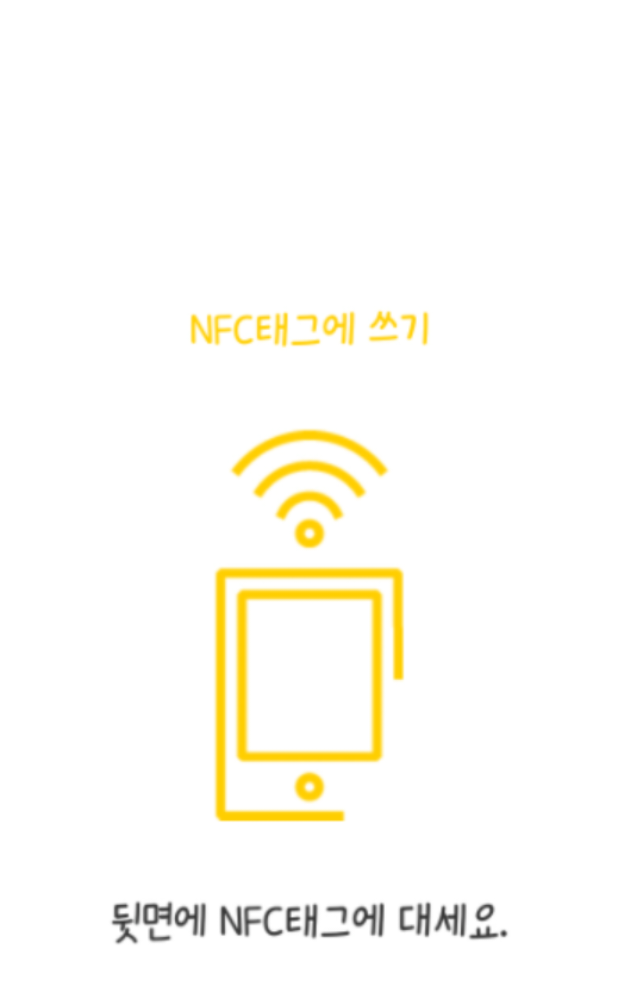
After one commit to happinessbbin/petPlayground, an Android app: the layout activity_nfc.xml on its own in the app's theme, with its tools: preview values and no code run, on a phone screen of 412 x 824 dp. The commit adds this screen. Shown: the top 984 px of the screen. Run offline under Robolectric (Android 15) with nearby library versions, the phone set to English and light mode, and no system bars.

Commit message:
[지윤] nfc 기능 추가 + 유아이 추가

```diff
--- a/app/src/main/AndroidManifest.xml
+++ b/app/src/main/AndroidManifest.xml
@@ -6,6 +6,8 @@
     <uses-permission android:name="android.permission.RECEIVE_SMS" />
     <uses-permission android:name="android.permission.SEND_SMS" />
     <uses-permission android:name="android.permission.READ_PHONE_STATE" />
+    <uses-permission android:name="android.permission.NFC" />
+    <uses-feature android:name="android.hardware.nfc" android:required="true" />
 
     <application
         android:name=".LoginAPI.Kakao"
@@ -28,6 +30,9 @@
         <activity android:name=".contentsList.ContentListActivity" />
         <activity
             android:name=".auth.JoinCompliteActivity"
+            android:exported="false" />
+        <activity
+            android:name=".Nfc"
             android:exported="false" />
         <activity
             android:name=".Join_User_PetInfo_Activity"
--- /dev/null
+++ b/app/src/main/res/layout/activity_nfc.xml
@@ -0,0 +1,11 @@
+<?xml version="1.0" encoding="utf-8"?>
+<androidx.constraintlayout.widget.ConstraintLayout xmlns:android="http://schemas.android.com/apk/res/android"
+    android:layout_width="match_parent"
+    android:layout_height="match_parent"
+    android:background="@drawable/whishbe">
+
+    <ImageView
+        android:layout_width="match_parent"
+        android:layout_height="match_parent"
+        android:src="@drawable/nfcmain" />
+</androidx.constraintlayout.widget.ConstraintLayout>
```
Also changed, not shown: app/src/main/java/com/team/project/Nfc.kt (added, +91 -0 lines), app/src/main/java/com/team/project/fragments/MyInfoNfcFragment.kt (+7 -1 lines), app/src/main/res/drawable/nfcmain.png (added), 1 other file.
